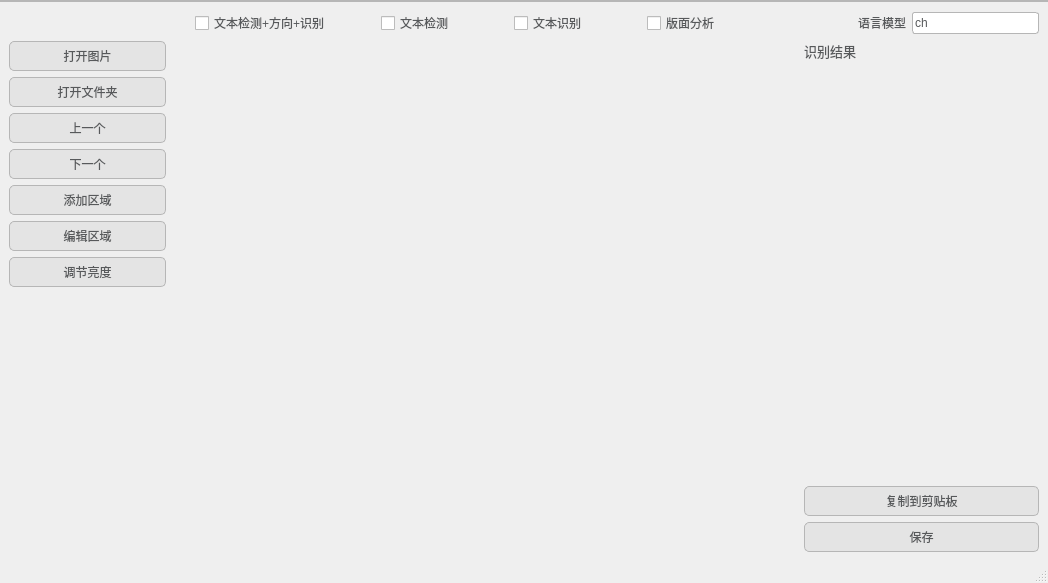
First picture: the form in guiocr/widgets/main_window.ui, repository lhzptg/OcrGui, before the edit.
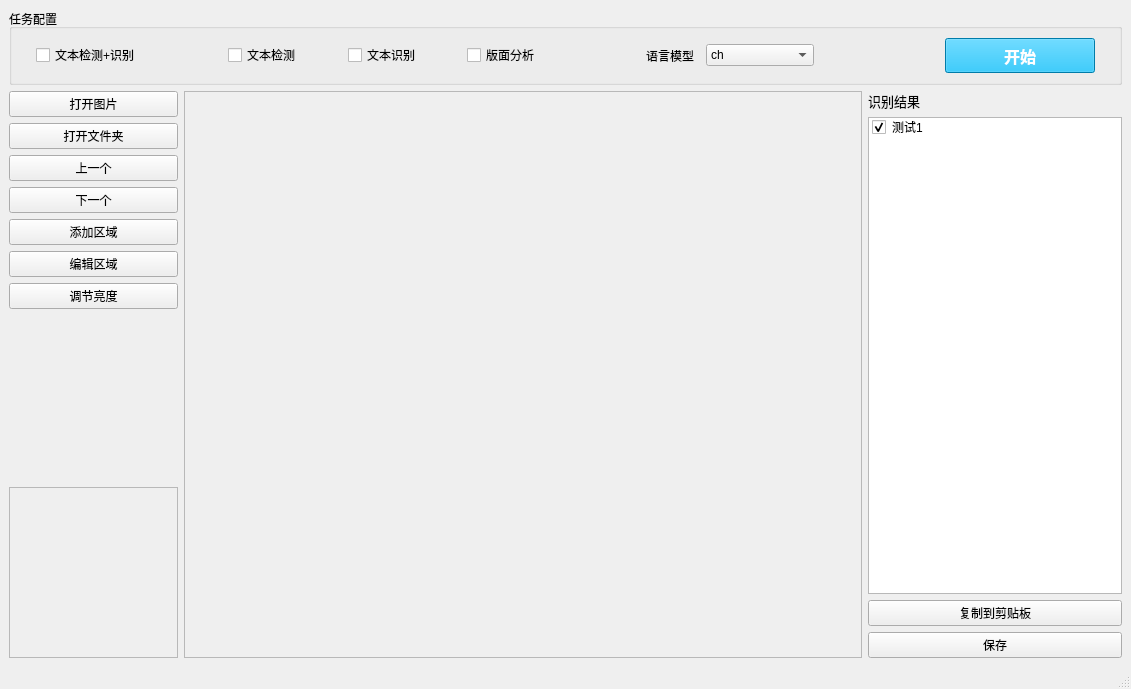
Second picture: the form after the edit. Icons and pictures are not drawn.

Commit message: - 添加主体逻辑 - 添加版面分析

Patch:
```diff
--- a/guiocr/widgets/main_window.ui
+++ b/guiocr/widgets/main_window.ui
@@ -6,714 +6,167 @@
    <rect>
     <x>0</x>
     <y>0</y>
-    <width>1048</width>
-    <height>583</height>
+    <width>1131</width>
+    <height>689</height>
    </rect>
   </property>
   <property name="windowTitle">
    <string>demo</string>
   </property>
   <property name="styleSheet">
-   <string notr="true">QPalette{background:#FFFFFF;}*{outline:0px;color:#57595B;}
-
-QWidget[form=&quot;true&quot;],QLabel[frameShape=&quot;1&quot;]{
-border:1px solid #B6B6B6;
-border-radius:0px;
+   <string notr="true">QWidget{
+	font: 10pt &quot;Microsoft YaHei UI&quot;;
 }
-
-QWidget[form=&quot;bottom&quot;]{
-background:#E4E4E4;
-}
-
-QWidget[form=&quot;bottom&quot;] .QFrame{
-border:1px solid #57595B;
-}
-
-QWidget[form=&quot;bottom&quot;] QLabel,QWidget[form=&quot;title&quot;] QLabel{
-border-radius:0px;
-color:#57595B;
-background:none;
-border-style:none;
-}
-
-QWidget[form=&quot;title&quot;],QWidget[nav=&quot;left&quot;],QWidget[nav=&quot;top&quot;] QAbstractButton{
-border-style:none;
-border-radius:0px;
-padding:5px;
-color:#57595B;
-background:qlineargradient(spread:pad,x1:0,y1:0,x2:0,y2:1,stop:0 #E4E4E4,stop:1 #E4E4E4);
-}
-
-QWidget[nav=&quot;top&quot;] QAbstractButton:hover,QWidget[nav=&quot;top&quot;] QAbstractButton:pressed,QWidget[nav=&quot;top&quot;] QAbstractButton:checked{
-border-style:solid;
-border-width:0px 0px 2px 0px;
-padding:4px 4px 2px 4px;
-border-color:#00BB9E;
-background:qlineargradient(spread:pad,x1:0,y1:0,x2:0,y2:1,stop:0 #F6F6F6,stop:1 #F6F6F6);
-}
-
-QWidget[nav=&quot;left&quot;] QAbstractButton{
-border-radius:0px;
-color:#57595B;
-background:none;
-border-style:none;
-}
-
-QWidget[nav=&quot;left&quot;] QAbstractButton:hover{
-color:#FFFFFF;
-background-color:#00BB9E;
-}
-
-QWidget[nav=&quot;left&quot;] QAbstractButton:checked,QWidget[nav=&quot;left&quot;] QAbstractButton:pressed{
-color:#57595B;
-border-style:solid;
-border-width:0px 0px 0px 2px;
-padding:4px 4px 4px 2px;
-border-color:#00BB9E;
-background-color:#FFFFFF;
-}
-
-QWidget[video=&quot;true&quot;] QLabel{
-color:#57595B;
-border:1px solid #B6B6B6;
-background:qlineargradient(spread:pad,x1:0,y1:0,x2:0,y2:1,stop:0 #E4E4E4,stop:1 #E4E4E4);
-}
-
-QWidget[video=&quot;true&quot;] QLabel:focus{
-border:1px solid #00BB9E;
-background:qlineargradient(spread:pad,x1:0,y1:0,x2:0,y2:1,stop:0 #F6F6F6,stop:1 #F6F6F6);
-}
-
-QLineEdit,QTextEdit,QPlainTextEdit,QSpinBox,QDoubleSpinBox,QComboBox,QDateEdit,QTimeEdit,QDateTimeEdit{
-border:1px solid #B6B6B6;
-border-radius:3px;
-padding:2px;
-background:none;
-selection-background-color:#E4E4E4;
-selection-color:#57595B;
-}
-
-QLineEdit:focus,QTextEdit:focus,QPlainTextEdit:focus,QSpinBox:focus,QDoubleSpinBox:focus,QComboBox:focus,QDateEdit:focus,QTimeEdit:focus,QDateTimeEdit:focus,QLineEdit:hover,QTextEdit:hover,QPlainTextEdit:hover,QSpinBox:hover,QDoubleSpinBox:hover,QComboBox:hover,QDateEdit:hover,QTimeEdit:hover,QDateTimeEdit:hover{
-border:1px solid #B6B6B6;
-}
-
-QLineEdit[echoMode=&quot;2&quot;]{
-lineedit-password-character:9679;
-}
-
-.QFrame{
-border:1px solid #B6B6B6;
-border-radius:3px;
-}
-
-.QGroupBox{
-border:1px solid #B6B6B6;
-border-radius:5px;
-margin-top:3ex;
-}
-
-.QGroupBox::title{
-subcontrol-origin:margin;
-position:relative;
-left:10px;
-}
-
-.QPushButton,.QToolButton{
-border-style:none;
-border:1px solid #B6B6B6;
-color:#57595B;
-padding:5px;
-min-height:15px;
-border-radius:5px;
-background:qlineargradient(spread:pad,x1:0,y1:0,x2:0,y2:1,stop:0 #E4E4E4,stop:1 #E4E4E4);
-}
-
-.QPushButton:hover,.QToolButton:hover{
-background:qlineargradient(spread:pad,x1:0,y1:0,x2:0,y2:1,stop:0 #F6F6F6,stop:1 #F6F6F6);
-}
-
-.QPushButton:pressed,.QToolButton:pressed{
-background:qlineargradient(spread:pad,x1:0,y1:0,x2:0,y2:1,stop:0 #E4E4E4,stop:1 #E4E4E4);
-}
-
-.QToolButton::menu-indicator{
-image:None;
-}
-
-QToolButton#btnMenu,QPushButton#btnMenu_Min,QPushButton#btnMenu_Max,QPushButton#btnMenu_Close{
-border-radius:3px;
-color:#57595B;
-padding:3px;
-margin:0px;
-background:none;
-border-style:none;
-}
-
-QToolButton#btnMenu:hover,QPushButton#btnMenu_Min:hover,QPushButton#btnMenu_Max:hover{
-color:#FFFFFF;
-margin:1px 1px 2px 1px;
-background-color:rgba(51,127,209,230);
-}
-
-QPushButton#btnMenu_Close:hover{
-color:#FFFFFF;
-margin:1px 1px 2px 1px;
-background-color:rgba(238,0,0,128);
-}
-
-QRadioButton::indicator{
-width:15px;
-height:15px;
-}
-
-QRadioButton::indicator::unchecked{
-image:url(:/qss/flatwhite/radiobutton_unchecked.png);
-}
-
-QRadioButton::indicator::unchecked:disabled{
-image:url(:/qss/flatwhite/radiobutton_unchecked_disable.png);
-}
-
-QRadioButton::indicator::checked{
-image:url(:/qss/flatwhite/radiobutton_checked.png);
-}
-
-QRadioButton::indicator::checked:disabled{
-image:url(:/qss/flatwhite/radiobutton_checked_disable.png);
-}
-
-QGroupBox::indicator,QTreeWidget::indicator,QListWidget::indicator{
-padding:0px -3px 0px 3px;
-}
-
-
-
-QTimeEdit::up-button,QDateEdit::up-button,QDateTimeEdit::up-button,QDoubleSpinBox::up-button,QSpinBox::up-button{
-image:url(:/qss/flatwhite/add_top.png);
-width:10px;
-height:10px;
-padding:2px 5px 0px 0px;
-}
-
-QTimeEdit::down-button,QDateEdit::down-button,QDateTimeEdit::down-button,QDoubleSpinBox::down-button,QSpinBox::down-button{
-image:url(:/qss/flatwhite/add_bottom.png);
-width:10px;
-height:10px;
-padding:0px 5px 2px 0px;
-}
-
-QTimeEdit::up-button:pressed,QDateEdit::up-button:pressed,QDateTimeEdit::up-button:pressed,QDoubleSpinBox::up-button:pressed,QSpinBox::up-button:pressed{
-top:-2px;
-}
-  
-QTimeEdit::down-button:pressed,QDateEdit::down-button:pressed,QDateTimeEdit::down-button:pressed,QDoubleSpinBox::down-button:pressed,QSpinBox::down-button:pressed,QSpinBox::down-button:pressed{
-bottom:-2px;
-}
-
-QComboBox::down-arrow,QDateEdit[calendarPopup=&quot;true&quot;]::down-arrow,QTimeEdit[calendarPopup=&quot;true&quot;]::down-arrow,QDateTimeEdit[calendarPopup=&quot;true&quot;]::down-arrow{
-image:url(:/qss/flatwhite/add_bottom.png);
-width:10px;
-height:10px;
-right:2px;
-}
-
-QComboBox::drop-down,QDateEdit::drop-down,QTimeEdit::drop-down,QDateTimeEdit::drop-down{
-subcontrol-origin:padding;
-subcontrol-position:top right;
-width:15px;
-border-left-width:0px;
-border-left-style:solid;
-border-top-right-radius:3px;
-border-bottom-right-radius:3px;
-border-left-color:#B6B6B6;
-}
-
-QComboBox::drop-down:on{
-top:1px;
-}
-
-QMenuBar::item{
-color:#57595B;
-background-color:#E4E4E4;
-margin:0px;
-padding:3px 10px;
-}
-
-QMenu,QMenuBar,QMenu:disabled,QMenuBar:disabled{
-color:#57595B;
-background-color:#E4E4E4;
-border:1px solid #B6B6B6;
-margin:0px;
-}
-
-QMenu::item{
-padding:3px 20px;
-}
-
-QMenu::indicator{
-width:13px;
-height:13px;
-}
-
-QMenu::item:selected,QMenuBar::item:selected{
-color:#57595B;
-border:0px solid #B6B6B6;
-background:#F6F6F6;
-}
-
-QMenu::separator{
-height:1px;
-background:#B6B6B6;
-}
-
-QProgressBar{
-min-height:10px;
-background:#E4E4E4;
-border-radius:5px;
-text-align:center;
-border:1px solid #E4E4E4;
-}
-
-QProgressBar:chunk{
-border-radius:5px;
-background-color:#B6B6B6;
-}
-
-QSlider::groove:horizontal{
-background:#E4E4E4;
-height:8px;
-border-radius:4px;
-}
-
-QSlider::add-page:horizontal{
-background:#E4E4E4;
-height:8px;
-border-radius:4px;
-}
-
-QSlider::sub-page:horizontal{
-background:#B6B6B6;
-height:8px;
-border-radius:4px;
-}
-
-QSlider::handle:horizontal{
-width:13px;
-margin-top:-3px;
-margin-bottom:-3px;
-border-radius:6px;
-background:qradialgradient(spread:pad,cx:0.5,cy:0.5,radius:0.5,fx:0.5,fy:0.5,stop:0.6 #FFFFFF,stop:0.8 #B6B6B6);
-}
-
-QSlider::groove:vertical{
-width:8px;
-border-radius:4px;
-background:#E4E4E4;
-}
-
-QSlider::add-page:vertical{
-width:8px;
-border-radius:4px;
-background:#E4E4E4;
-}
-
-QSlider::sub-page:vertical{
-width:8px;
-border-radius:4px;
-background:#B6B6B6;
-}
-
-QSlider::handle:vertical{
-height:14px;
-margin-left:-3px;
-margin-right:-3px;
-border-radius:6px;
-background:qradialgradient(spread:pad,cx:0.5,cy:0.5,radius:0.5,fx:0.5,fy:0.5,stop:0.6 #FFFFFF,stop:0.8 #B6B6B6);
-}
-
-QScrollBar:horizontal{
-background:#E4E4E4;
-padding:0px;
-border-radius:6px;
-max-height:12px;
-}
-
-QScrollBar::handle:horizontal{
-background:#F6F6F6;
-min-width:50px;
-border-radius:6px;
-}
-
-QScrollBar::handle:horizontal:hover{
-background:#B6B6B6;
-}
-
-QScrollBar::handle:horizontal:pressed{
-background:#B6B6B6;
-}
-
-QScrollBar::add-page:horizontal{
-background:none;
-}
-
-QScrollBar::sub-page:horizontal{
-background:none;
-}
-
-QScrollBar::add-line:horizontal{
-background:none;
-}
-
-QScrollBar::sub-line:horizontal{
-background:none;
-}
-
-QScrollBar:vertical{
-background:#E4E4E4;
-padding:0px;
-border-radius:6px;
-max-width:12px;
-}
-
-QScrollBar::handle:vertical{
-background:#F6F6F6;
-min-height:50px;
-border-radius:6px;
-}
-
-QScrollBar::handle:vertical:hover{
-background:#B6B6B6;
-}
-
-QScrollBar::handle:vertical:pressed{
-background:#B6B6B6;
-}
-
-QScrollBar::add-page:vertical{
-background:none;
-}
-
-QScrollBar::sub-page:vertical{
-background:none;
-}
-
-QScrollBar::add-line:vertical{
-background:none;
-}
-
-QScrollBar::sub-line:vertical{
-background:none;
-}
-
-QScrollArea{
-border:0px;
-}
-
-QTreeView,QListView,QTableView,QTabWidget::pane{
-border:1px solid #B6B6B6;
-selection-background-color:#F6F6F6;
-selection-color:#57595B;
-alternate-background-color:#F6F6F6;
-gridline-color:#B6B6B6;
-}
-
-QTreeView::branch:closed:has-children{
-margin:4px;
-border-image:url(:/qss/flatwhite/branch_open.png);
-}
-
-QTreeView::branch:open:has-children{
-margin:4px;
-border-image:url(:/qss/flatwhite/branch_close.png);
-}
-
-QTreeView,QListView,QTableView,QSplitter::handle,QTreeView::branch{
-background:#FFFFFF;
-}
-
-QTableView::item:selected,QListView::item:selected,QTreeView::item:selected{
-color:#57595B;
-background:qlineargradient(spread:pad,x1:0,y1:0,x2:0,y2:1,stop:0 #E4E4E4,stop:1 #E4E4E4);
-}
-
-QTableView::item:hover,QListView::item:hover,QTreeView::item:hover{
-color:#57595B;
-background:qlineargradient(spread:pad,x1:0,y1:0,x2:0,y2:1,stop:0 #F6F6F6,stop:1 #F6F6F6);
-}
-
-QTableView::item,QListView::item,QTreeView::item{
-padding:1px;
-margin:0px;
-}
-
-QHeaderView::section,QTableCornerButton:section{
-padding:3px;
-margin:0px;
-color:#57595B;
-border:1px solid #B6B6B6;
-border-left-width:0px;
-border-right-width:1px;
-border-top-width:0px;
-border-bottom-width:1px;
-background:qlineargradient(spread:pad,x1:0,y1:0,x2:0,y2:1,stop:0 #F6F6F6,stop:1 #F6F6F6);
-}
-
-QTabBar::tab{
-border:1px solid #B6B6B6;
-color:#57595B;
-margin:0px;
-background:qlineargradient(spread:pad,x1:0,y1:0,x2:0,y2:1,stop:0 #F6F6F6,stop:1 #F6F6F6);
-}
-
-QTabBar::tab:selected,QTabBar::tab:hover{
-border-style:solid;
-border-color:#00BB9E;
-background:qlineargradient(spread:pad,x1:0,y1:0,x2:0,y2:1,stop:0 #E4E4E4,stop:1 #E4E4E4);
-}
-
-QTabBar::tab:top,QTabBar::tab:bottom{
-padding:3px 8px 3px 8px;
-}
-
-QTabBar::tab:left,QTabBar::tab:right{
-padding:8px 3px 8px 3px;
-}
-
-QTabBar::tab:top:selected,QTabBar::tab:top:hover{
-border-width:2px 0px 0px 0px;
-}
-
-QTabBar::tab:right:selected,QTabBar::tab:right:hover{
-border-width:0px 0px 0px 2px;
-}
-
-QTabBar::tab:bottom:selected,QTabBar::tab:bottom:hover{
-border-width:0px 0px 2px 0px;
-}
-
-QTabBar::tab:left:selected,QTabBar::tab:left:hover{
-border-width:0px 2px 0px 0px;
-}
-
-QTabBar::tab:first:top:selected,QTabBar::tab:first:top:hover,QTabBar::tab:first:bottom:selected,QTabBar::tab:first:bottom:hover{
-border-left-width:1px;
-border-left-color:#B6B6B6;
-}
-
-QTabBar::tab:first:left:selected,QTabBar::tab:first:left:hover,QTabBar::tab:first:right:selected,QTabBar::tab:first:right:hover{
-border-top-width:1px;
-border-top-color:#B6B6B6;
-}
-
-QTabBar::tab:last:top:selected,QTabBar::tab:last:top:hover,QTabBar::tab:last:bottom:selected,QTabBar::tab:last:bottom:hover{
-border-right-width:1px;
-border-right-color:#B6B6B6;
-}
-
-QTabBar::tab:last:left:selected,QTabBar::tab:last:left:hover,QTabBar::tab:last:right:selected,QTabBar::tab:last:right:hover{
-border-bottom-width:1px;
-border-bottom-color:#B6B6B6;
-}
-
-QStatusBar::item{
-border:0px solid #E4E4E4;
-border-radius:3px;
-}
-
-QToolBox::tab,QGroupBox#gboxDevicePanel,QGroupBox#gboxDeviceTitle,QFrame#gboxDevicePanel,QFrame#gboxDeviceTitle{
-padding:3px;
-border-radius:5px;
-color:#57595B;
-background:qlineargradient(spread:pad,x1:0,y1:0,x2:0,y2:1,stop:0 #E4E4E4,stop:1 #E4E4E4);
-}
-
-QToolTip{
-border:0px solid #57595B;
-padding:1px;
-color:#57595B;
-background:qlineargradient(spread:pad,x1:0,y1:0,x2:0,y2:1,stop:0 #E4E4E4,stop:1 #E4E4E4);
-}
-
-QToolBox::tab:selected{
-background:qlineargradient(spread:pad,x1:0,y1:0,x2:0,y2:1,stop:0 #F6F6F6,stop:1 #F6F6F6);
-}
-
-QPrintPreviewDialog QToolButton{
-border:0px solid #57595B;
-border-radius:0px;
-margin:0px;
-padding:3px;
-background:none;
-}
-
-QColorDialog QPushButton,QFileDialog QPushButton{
-min-width:80px;
-}
-
-QToolButton#qt_calendar_prevmonth{
-icon-size:0px;
-min-width:20px;
-image:url(:/qss/flatwhite/calendar_prevmonth.png);
-}
-
-QToolButton#qt_calendar_nextmonth{
-icon-size:0px;
-min-width:20px;
-image:url(:/qss/flatwhite/calendar_nextmonth.png);
-}
-
-QToolButton#qt_calendar_prevmonth,QToolButton#qt_calendar_nextmonth,QToolButton#qt_calendar_monthbutton,QToolButton#qt_calendar_yearbutton{
-border:0px solid #57595B;
-border-radius:3px;
-margin:3px 3px 3px 3px;
-padding:3px;
-background:none;
-}
-
-QToolButton#qt_calendar_prevmonth:hover,QToolButton#qt_calendar_nextmonth:hover,QToolButton#qt_calendar_monthbutton:hover,QToolButton#qt_calendar_yearbutton:hover,QToolButton#qt_calendar_prevmonth:pressed,QToolButton#qt_calendar_nextmonth:pressed,QToolButton#qt_calendar_monthbutton:pressed,QToolButton#qt_calendar_yearbutton:pressed{
-border:1px solid #B6B6B6;
-}
-
-QCalendarWidget QSpinBox#qt_calendar_yearedit{
-margin:2px;
-}
-
-QCalendarWidget QToolButton::menu-indicator{
-image:None;
-}
-
-QCalendarWidget QTableView{
-border-width:0px;
-}
-
-QCalendarWidget QWidget#qt_calendar_navigationbar{
-border:1px solid #B6B6B6;
-border-width:1px 1px 0px 1px;
-background:qlineargradient(spread:pad,x1:0,y1:0,x2:0,y2:1,stop:0 #E4E4E4,stop:1 #E4E4E4);
-}
-
-QComboBox QAbstractItemView::item{
-min-height:20px;
-min-width:10px;
-}
-
-QTableView[model=&quot;true&quot;]::item{
-padding:0px;
-margin:0px;
-}
-
-QTableView QLineEdit,QTableView QComboBox,QTableView QSpinBox,QTableView QDoubleSpinBox,QTableView QDateEdit,QTableView QTimeEdit,QTableView QDateTimeEdit{
-border-width:0px;
-border-radius:0px;
-}
-
-QTableView QLineEdit:focus,QTableView QComboBox:focus,QTableView QSpinBox:focus,QTableView QDoubleSpinBox:focus,QTableView QDateEdit:focus,QTableView QTimeEdit:focus,QTableView QDateTimeEdit:focus{
-border-width:0px;
-border-radius:0px;
-}
-
-QLineEdit,QTextEdit,QPlainTextEdit,QSpinBox,QDoubleSpinBox,QComboBox,QDateEdit,QTimeEdit,QDateTimeEdit{
-background:#FFFFFF;
-}
-
-*:disabled{
-background:#FFFFFF;
-border-color:#E4E4E4;
-}
-
-/*TextColor:#57595B*/
-/*PanelColor:#FFFFFF*/
-/*BorderColor:#B6B6B6*/
-/*NormalColorStart:#E4E4E4*/
-/*NormalColorEnd:#E4E4E4*/
-/*DarkColorStart:#F6F6F6*/
-/*DarkColorEnd:#F6F6F6*/
-/*HighColor:#00BB9E*/</string>
+</string>
+  </property>
+  <property name="documentMode">
+   <bool>false</bool>
   </property>
   <widget class="QWidget" name="centralwidget">
-   <layout class="QVBoxLayout" name="verticalLayout_3" stretch="0,10">
+   <layout class="QVBoxLayout" name="verticalLayout_3" stretch="0,0,10">
+    <item>
+     <widget class="QGroupBox" name="groupBox">
+      <property name="title">
+       <string>任务配置</string>
+      </property>
+      <layout class="QVBoxLayout" name="verticalLayout_4">
+       <item>
+        <layout class="QHBoxLayout" name="horizontalLayout_4">
+         <property name="spacing">
+          <number>12</number>
+         </property>
+         <property name="leftMargin">
+          <number>15</number>
+         </property>
+         <property name="rightMargin">
+          <number>15</number>
+         </property>
+         <item>
+          <widget class="QCheckBox" name="checkBox_ocr">
+           <property name="minimumSize">
+            <size>
+             <width>180</width>
+             <height>0</height>
+            </size>
+           </property>
+           <property name="text">
+            <string>文本检测+识别</string>
+           </property>
+          </widget>
+         </item>
+         <item>
+          <widget class="QCheckBox" name="checkBox_det">
+           <property name="text">
+            <string>文本检测</string>
+           </property>
+          </widget>
+         </item>
+         <item>
+          <widget class="QCheckBox" name="checkBox_recog">
+           <property name="text">
+            <string>文本识别</string>
+           </property>
+          </widget>
+         </item>
+         <item>
+          <widget class="QCheckBox" name="checkBox_layoutparser">
+           <property name="text">
+            <string>版面分析</string>
+           </property>
+          </widget>
+         </item>
+         <item>
+          <widget class="QLabel" name="label_3">
+           <property name="text">
+            <string>语言模型</string>
+           </property>
+           <property name="alignment">
+            <set>Qt::AlignRight|Qt::AlignTrailing|Qt::AlignVCenter</set>
+           </property>
+          </widget>
+         </item>
+         <item>
+          <widget class="QComboBox" name="comboBoxLanguage">
+           <property name="currentText">
+            <string>ch</string>
+           </property>
+           <property name="placeholderText">
+            <string/>
+           </property>
+           <property name="frame">
+            <bool>true</bool>
+           </property>
+           <item>
+            <property name="text">
+             <string>ch</string>
+            </property>
+           </item>
+           <item>
+            <property name="text">
+             <string>en</string>
+            </property>
+           </item>
+          </widget>
+         </item>
+         <item>
+          <widget class="QLabel" name="label_2">
+           <property name="text">
+            <string/>
+           </property>
+          </widget>
+         </item>
+         <item>
+          <widget class="QPushButton" name="btnStartProcess">
+           <property name="minimumSize">
+            <size>
+             <width>150</width>
+             <height>35</height>
+            </size>
+           </property>
+           <property name="font">
+            <font>
+             <family>Microsoft YaHei UI</family>
+             <pointsize>-1</pointsize>
+             <weight>75</weight>
+             <italic>false</italic>
+             <bold>true</bold>
+             <underline>false</underline>
+            </font>
+           </property>
+           <property name="autoFillBackground">
+            <bool>false</bool>
+           </property>
+           <property name="styleSheet">
+            <string notr="true">background-color: rgb(0, 174, 237);
+color: rgb(255, 255, 255);
+font:bold 16px;
+</string>
+           </property>
+           <property name="text">
+            <string>开始</string>
+           </property>
+           <property name="icon">
+            <iconset>
+             <normaloff>C:/Users/zsy/.designer/icons/done_black.png</normaloff>C:/Users/zsy/.designer/icons/done_black.png</iconset>
+           </property>
+           <property name="flat">
+            <bool>false</bool>
+           </property>
+          </widget>
+         </item>
+        </layout>
+       </item>
+       <item>
+        <layout class="QHBoxLayout" name="horizontalLayout_5"/>
+       </item>
+      </layout>
+     </widget>
+    </item>
     <item>
      <layout class="QHBoxLayout" name="horizontalLayout_3">
-      <item>
-       <widget class="QLabel" name="label_2">
-        <property name="minimumSize">
-         <size>
-          <width>180</width>
-          <height>0</height>
-         </size>
-        </property>
-        <property name="text">
-         <string/>
-        </property>
-       </widget>
-      </item>
-      <item>
-       <widget class="QCheckBox" name="checkBox_ocr">
-        <property name="minimumSize">
-         <size>
-          <width>180</width>
-          <height>0</height>
-         </size>
-        </property>
-        <property name="text">
-         <string>文本检测+方向+识别</string>
-        </property>
-       </widget>
-      </item>
-      <item>
-       <widget class="QCheckBox" name="checkBox_det">
-        <property name="text">
-         <string>文本检测</string>
-        </property>
-       </widget>
-      </item>
-      <item>
-       <widget class="QCheckBox" name="checkBox_recog">
-        <property name="text">
-         <string>文本识别</string>
-        </property>
-       </widget>
-      </item>
-      <item>
-       <widget class="QCheckBox" name="checkBox_4">
-        <property name="text">
-         <string>版面分析</string>
-        </property>
-       </widget>
-      </item>
-      <item>
-       <widget class="QLabel" name="label_3">
-        <property name="text">
-         <string>语言模型</string>
-        </property>
-        <property name="alignment">
-         <set>Qt::AlignRight|Qt::AlignTrailing|Qt::AlignVCenter</set>
-        </property>
-       </widget>
-      </item>
-      <item>
-       <widget class="QComboBox" name="comboBoxLanguage">
-        <property name="currentText">
-         <string>ch</string>
-        </property>
-        <property name="placeholderText">
-         <string/>
-        </property>
-        <property name="frame">
-         <bool>true</bool>
-        </property>
-        <item>
-         <property name="text">
-          <string>ch</string>
-         </property>
-        </item>
-        <item>
-         <property name="text">
-          <string>en</string>
-         </property>
-        </item>
-       </widget>
-      </item>
+      <property name="spacing">
+       <number>12</number>
+      </property>
      </layout>
     </item>
     <item>
@@ -792,8 +245,8 @@
             <rect>
              <x>0</x>
              <y>0</y>
-             <width>154</width>
-             <height>123</height>
+             <width>164</width>
+             <height>106</height>
             </rect>
            </property>
           </widget>
@@ -811,8 +264,8 @@
           <rect>
            <x>0</x>
            <y>0</y>
-           <width>626</width>
-           <height>485</height>
+           <width>671</width>
+           <height>497</height>
           </rect>
          </property>
         </widget>
@@ -837,20 +290,21 @@
          </widget>
         </item>
         <item>
-         <widget class="QScrollArea" name="scrollAreaResults">
-          <property name="widgetResizable">
-           <bool>true</bool>
+         <widget class="QListWidget" name="listWidgetResults">
+          <property name="selectionRectVisible">
+           <bool>false</bool>
           </property>
-          <widget class="QWidget" name="scrollAreaWidgetContents_2">
-           <property name="geometry">
-            <rect>
-             <x>0</x>
-             <y>0</y>
-             <width>232</width>
-             <height>392</height>
-            </rect>
+          <item>
+           <property name="text">
+            <string>测试1</string>
            </property>
-          </widget>
+           <property name="checkState">
+            <enum>Checked</enum>
+           </property>
+           <property name="flags">
+            <set>ItemIsSelectable|ItemIsEditable|ItemIsDragEnabled|ItemIsUserCheckable|ItemIsEnabled</set>
+           </property>
+          </item>
          </widget>
         </item>
         <item>
@@ -878,8 +332,8 @@
     <rect>
      <x>0</x>
      <y>0</y>
-     <width>1048</width>
-     <height>26</height>
+     <width>1131</width>
+     <height>29</height>
     </rect>
    </property>
   </widget>
```
Left out of the diff: 2 changed lines with no effect on the pictures. The commit also changes 21 other files.
